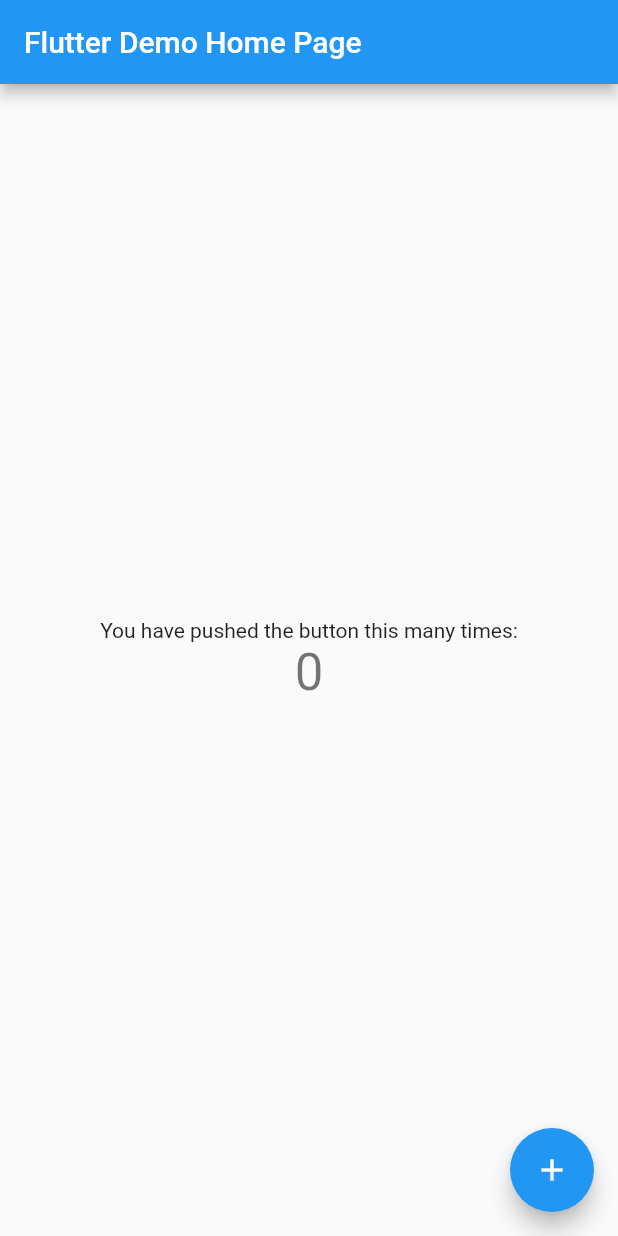
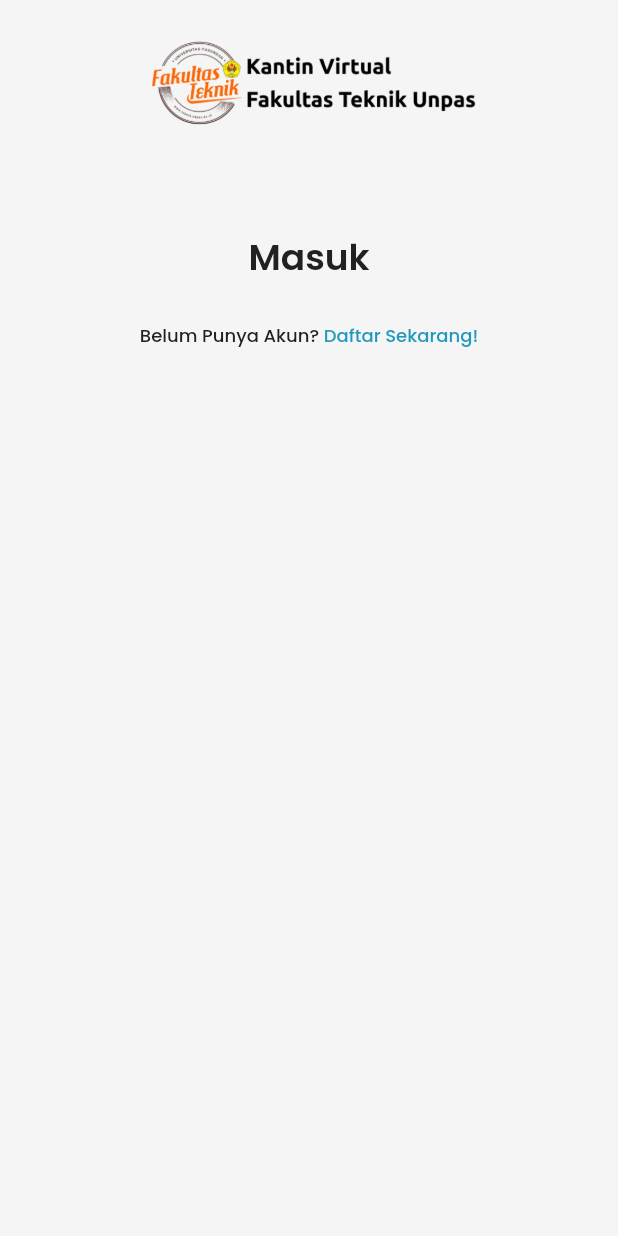
Before and after one commit to anugrahsputra/kantin_online, a Flutter app: the screen it shows after launch, on a phone screen of 412 x 824 dp. Run offline on Flutter 3.47's test engine with Material 2 defaults, Android fonts, the phone set to English and light mode, and no system bars; our stand-ins replace google_fonts.

Commit message:
add screens (sign in & sign up screens)

```diff
--- a/lib/constant.dart
+++ b/lib/constant.dart
@@ -6,6 +6,7 @@
 const blueColor1 = Color(0xff2199BE);
 const blueColor2 = Color(0xff149DC8);
 const color4 = Color.fromARGB(0, 12, 12, 12);
+const color5 = Color(0xff212121);
 
 // font weight
 const light = FontWeight.w300;
@@ -14,7 +15,7 @@
 const bold = FontWeight.w700;
 
 // text style
-TextStyle primaryText = GoogleFonts.poppins(color: color4);
+TextStyle primaryText = GoogleFonts.poppins();
 
 // default margin
 const defaultMargin1 = 20.0;
--- a/lib/main.dart
+++ b/lib/main.dart
@@ -1,4 +1,8 @@
 import 'package:flutter/material.dart';
+import 'package:flutter/services.dart';
+import 'package:kantin_online/constant.dart';
+import 'package:kantin_online/screens/home/sign_up_screen.dart';
+import 'package:kantin_online/screens/sign_in_screeen.dart';
 
 void main() {
   runApp(const MyApp());
@@ -7,109 +11,24 @@
 class MyApp extends StatelessWidget {
   const MyApp({Key? key}) : super(key: key);
 
-  // This widget is the root of your application.
   @override
   Widget build(BuildContext context) {
+    SystemChrome.setSystemUIOverlayStyle(
+      const SystemUiOverlayStyle(
+        statusBarColor: Colors.transparent,
+        statusBarIconBrightness: Brightness.dark,
+        statusBarBrightness: Brightness.dark,
+        systemNavigationBarColor: backgroundColor,
+        systemNavigationBarIconBrightness: Brightness.dark,
+      ),
+    );
+
     return MaterialApp(
-      title: 'Flutter Demo',
-      theme: ThemeData(
-        // This is the theme of your application.
-        //
-        // Try running your application with "flutter run". You'll see the
-        // application has a blue toolbar. Then, without quitting the app, try
-        // changing the primarySwatch below to Colors.green and then invoke
-        // "hot reload" (press "r" in the console where you ran "flutter run",
-        // or simply save your changes to "hot reload" in a Flutter IDE).
-        // Notice that the counter didn't reset back to zero; the application
-        // is not restarted.
-        primarySwatch: Colors.blue,
-      ),
-      home: const MyHomePage(title: 'Flutter Demo Home Page'),
+      debugShowCheckedModeBanner: false,
+      routes: {
+        '/': (context) => const SignIn(),
+        '/sign-up': (context) => const SignUp(),
+      },
     );
   }
 }
-
-class MyHomePage extends StatefulWidget {
-  const MyHomePage({Key? key, required this.title}) : super(key: key);
-
-  // This widget is the home page of your application. It is stateful, meaning
-  // that it has a State object (defined below) that contains fields that affect
-  // how it looks.
-
-  // This class is the configuration for the state. It holds the values (in this
-  // case the title) provided by the parent (in this case the App widget) and
-  // used by the build method of the State. Fields in a Widget subclass are
-  // always marked "final".
-
-  final String title;
-
-  @override
-  State<MyHomePage> createState() => _MyHomePageState();
-}
-
-class _MyHomePageState extends State<MyHomePage> {
-  int _counter = 0;
-
-  void _incrementCounter() {
-    setState(() {
-      // This call to setState tells the Flutter framework that something has
-      // changed in this State, which causes it to rerun the build method below
-      // so that the display can reflect the updated values. If we changed
-      // _counter without calling setState(), then the build method would not be
-      // called again, and so nothing would appear to happen.
-      _counter++;
-    });
-  }
-
-  @override
-  Widget build(BuildContext context) {
-    // This method is rerun every time setState is called, for instance as done
-    // by the _incrementCounter method above.
-    //
-    // The Flutter framework has been optimized to make rerunning build methods
-    // fast, so that you can just rebuild anything that needs updating rather
-    // than having to individually change instances of widgets.
-    return Scaffold(
-      appBar: AppBar(
-        // Here we take the value from the MyHomePage object that was created by
-        // the App.build method, and use it to set our appbar title.
-        title: Text(widget.title),
-      ),
-      body: Center(
-        // Center is a layout widget. It takes a single child and positions it
-        // in the middle of the parent.
-        child: Column(
-          // Column is also a layout widget. It takes a list of children and
-          // arranges them vertically. By default, it sizes itself to fit its
-          // children horizontally, and tries to be as tall as its parent.
-          //
-          // Invoke "debug painting" (press "p" in the console, choose the
-          // "Toggle Debug Paint" action from the Flutter Inspector in Android
-          // Studio, or the "Toggle Debug Paint" command in Visual Studio Code)
-          // to see the wireframe for each widget.
-          //
-          // Column has various properties to control how it sizes itself and
-          // how it positions its children. Here we use mainAxisAlignment to
-          // center the children vertically; the main axis here is the vertical
-          // axis because Columns are vertical (the cross axis would be
-          // horizontal).
-          mainAxisAlignment: MainAxisAlignment.center,
-          children: <Widget>[
-            const Text(
-              'You have pushed the button this many times:',
-            ),
-            Text(
-              '$_counter',
-              style: Theme.of(context).textTheme.headline4,
-            ),
-          ],
-        ),
-      ),
-      floatingActionButton: FloatingActionButton(
-        onPressed: _incrementCounter,
-        tooltip: 'Increment',
-        child: const Icon(Icons.add),
-      ), // This trailing comma makes auto-formatting nicer for build methods.
-    );
-  }
-}
--- /dev/null
+++ b/lib/screens/home/sign_up_screen.dart
@@ -0,0 +1,16 @@
+import 'package:flutter/material.dart';
+import 'package:kantin_online/constant.dart';
+
+class SignUp extends StatelessWidget {
+  const SignUp({Key? key}) : super(key: key);
+
+  @override
+  Widget build(BuildContext context) {
+    return const Scaffold(
+      backgroundColor: backgroundColor,
+      body: Center(
+        child: Text('this is sign up screen'),
+      ),
+    );
+  }
+}
--- /dev/null
+++ b/lib/screens/sign_in_screeen.dart
@@ -0,0 +1,79 @@
+import 'package:flutter/material.dart';
+
+import '../constant.dart';
+
+class SignIn extends StatelessWidget {
+  const SignIn({Key? key}) : super(key: key);
+
+  @override
+  Widget build(BuildContext context) {
+    return Scaffold(
+      backgroundColor: backgroundColor,
+      body: ListView(
+        children: [
+          logo(),
+          header(context),
+        ],
+      ),
+    );
+  }
+
+  SafeArea logo() {
+    return SafeArea(
+      child: Container(
+        margin: const EdgeInsets.only(
+          left: defaultMargin1,
+          top: defaultMargin2,
+        ),
+        height: 60,
+        child: Image.asset('assets/images/logo_kantinvirtual_splash.png'),
+      ),
+    );
+  }
+
+  Widget header(context) {
+    return Container(
+      margin: const EdgeInsets.only(top: 69),
+      alignment: Alignment.center,
+      child: Column(
+        children: [
+          Text(
+            'Masuk',
+            style: primaryText.copyWith(
+              color: color5,
+              fontWeight: semiBold,
+              fontSize: 24,
+            ),
+          ),
+          const SizedBox(
+            height: defaultMargin2,
+          ),
+          Row(
+            mainAxisAlignment: MainAxisAlignment.center,
+            children: [
+              Text(
+                'Belum Punya Akun? ',
+                style: primaryText.copyWith(
+                  color: color5,
+                  fontWeight: medium,
+                  fontSize: 12,
+                ),
+              ),
+              GestureDetector(
+                onTap: () => Navigator.pushNamed(context, '/sign-up'),
+                child: Text(
+                  'Daftar Sekarang!',
+                  style: primaryText.copyWith(
+                    color: blueColor1,
+                    fontWeight: medium,
+                    fontSize: 12,
+                  ),
+                ),
+              ),
+            ],
+          ),
+        ],
+      ),
+    );
+  }
+}
```
